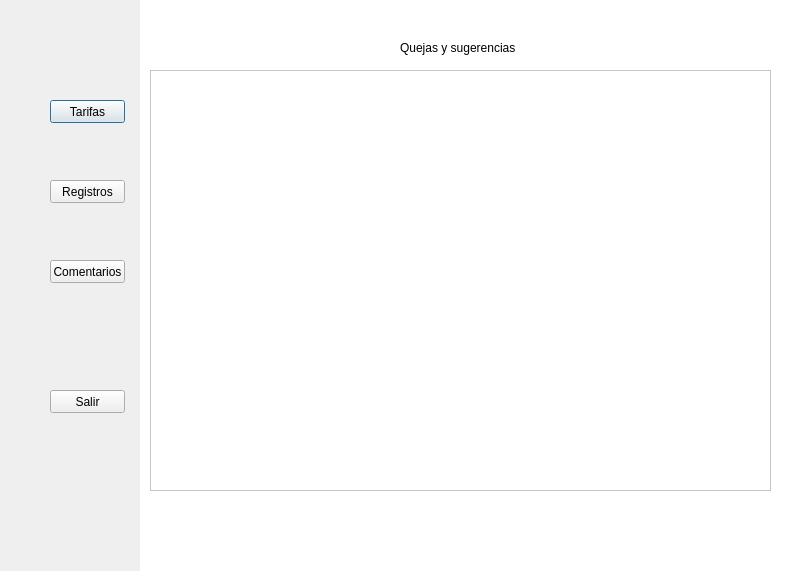
Above: Estacionamiento/administrador.ui from FernandoHS-0/Estacionamiento before the change. Below: the same form after it.
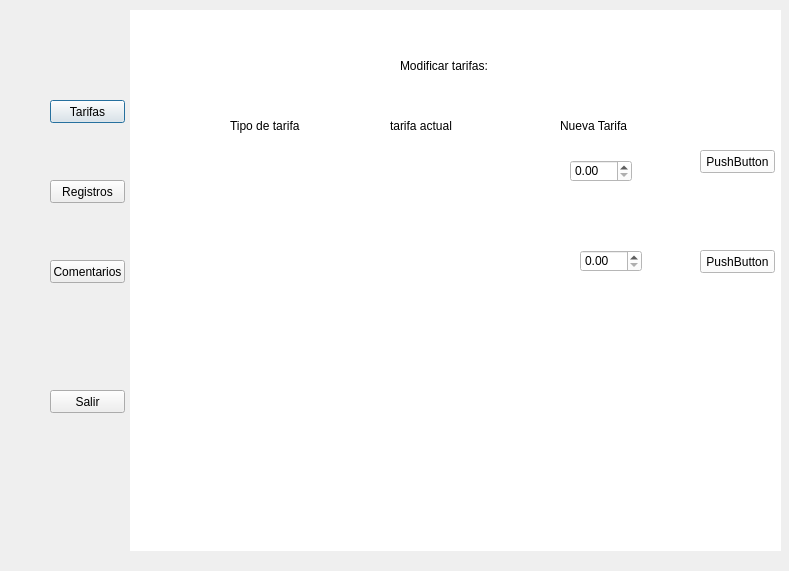
That is the form after the change.

Commit message: Tarifas Nuevas

Patch:
```diff
--- a/Estacionamiento/administrador.ui
+++ b/Estacionamiento/administrador.ui
@@ -55,19 +55,170 @@
   <widget class="QStackedWidget" name="stackedWidget">
    <property name="geometry">
     <rect>
-     <x>140</x>
-     <y>0</y>
+     <x>130</x>
+     <y>10</y>
      <width>651</width>
-     <height>571</height>
+     <height>541</height>
     </rect>
    </property>
    <property name="styleSheet">
     <string notr="true">background-color: white;</string>
    </property>
    <property name="currentIndex">
-    <number>2</number>
+    <number>0</number>
    </property>
-   <widget class="QWidget" name="page"/>
+   <widget class="QWidget" name="Tafifas">
+    <widget class="QLabel" name="label_2">
+     <property name="geometry">
+      <rect>
+       <x>270</x>
+       <y>40</y>
+       <width>101</width>
+       <height>31</height>
+      </rect>
+     </property>
+     <property name="text">
+      <string>Modificar tarifas:</string>
+     </property>
+    </widget>
+    <widget class="QLabel" name="label_3">
+     <property name="geometry">
+      <rect>
+       <x>260</x>
+       <y>100</y>
+       <width>101</width>
+       <height>31</height>
+      </rect>
+     </property>
+     <property name="text">
+      <string>tarifa actual</string>
+     </property>
+    </widget>
+    <widget class="QLabel" name="label_4">
+     <property name="geometry">
+      <rect>
+       <x>100</x>
+       <y>100</y>
+       <width>81</width>
+       <height>31</height>
+      </rect>
+     </property>
+     <property name="text">
+      <string>Tipo de tarifa</string>
+     </property>
+    </widget>
+    <widget class="QLabel" name="label_6">
+     <property name="geometry">
+      <rect>
+       <x>430</x>
+       <y>100</y>
+       <width>91</width>
+       <height>31</height>
+      </rect>
+     </property>
+     <property name="text">
+      <string>Nueva Tarifa</string>
+     </property>
+    </widget>
+    <widget class="QLabel" name="TipoTarifa1">
+     <property name="geometry">
+      <rect>
+       <x>90</x>
+       <y>160</y>
+       <width>111</width>
+       <height>31</height>
+      </rect>
+     </property>
+     <property name="text">
+      <string/>
+     </property>
+    </widget>
+    <widget class="QLabel" name="TarifaActual1">
+     <property name="geometry">
+      <rect>
+       <x>260</x>
+       <y>160</y>
+       <width>91</width>
+       <height>31</height>
+      </rect>
+     </property>
+     <property name="text">
+      <string/>
+     </property>
+    </widget>
+    <widget class="QPushButton" name="Acualizar1">
+     <property name="geometry">
+      <rect>
+       <x>570</x>
+       <y>140</y>
+       <width>75</width>
+       <height>23</height>
+      </rect>
+     </property>
+     <property name="text">
+      <string>PushButton</string>
+     </property>
+    </widget>
+    <widget class="QLabel" name="TipoTarifa2">
+     <property name="geometry">
+      <rect>
+       <x>100</x>
+       <y>240</y>
+       <width>81</width>
+       <height>31</height>
+      </rect>
+     </property>
+     <property name="text">
+      <string/>
+     </property>
+    </widget>
+    <widget class="QLabel" name="TarifaActual2">
+     <property name="geometry">
+      <rect>
+       <x>260</x>
+       <y>240</y>
+       <width>111</width>
+       <height>31</height>
+      </rect>
+     </property>
+     <property name="text">
+      <string/>
+     </property>
+    </widget>
+    <widget class="QPushButton" name="actualizar2">
+     <property name="geometry">
+      <rect>
+       <x>570</x>
+       <y>240</y>
+       <width>75</width>
+       <height>23</height>
+      </rect>
+     </property>
+     <property name="text">
+      <string>PushButton</string>
+     </property>
+    </widget>
+    <widget class="QDoubleSpinBox" name="NuevaTarifa1">
+     <property name="geometry">
+      <rect>
+       <x>440</x>
+       <y>150</y>
+       <width>62</width>
+       <height>22</height>
+      </rect>
+     </property>
+    </widget>
+    <widget class="QDoubleSpinBox" name="NuevaTarifa2">
+     <property name="geometry">
+      <rect>
+       <x>450</x>
+       <y>240</y>
+       <width>62</width>
+       <height>22</height>
+      </rect>
+     </property>
+    </widget>
+   </widget>
    <widget class="QWidget" name="page_2"/>
    <widget class="QWidget" name="Comentarios">
     <widget class="QLabel" name="label">
```
The commit also changes 20 other files.
